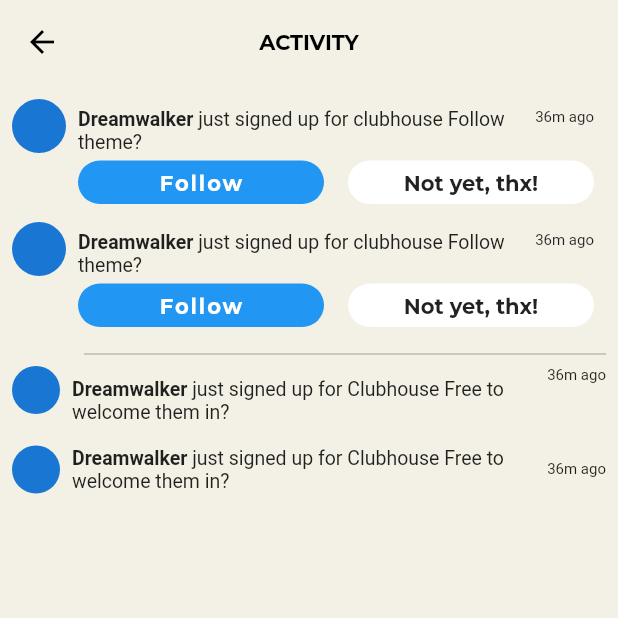
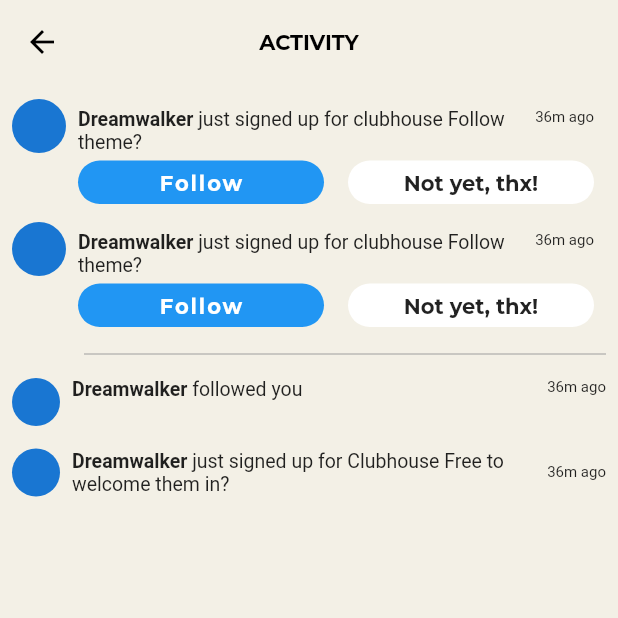
Before and after one commit to JAICHANGPARK/flutter_notebook_11th_story, a Flutter app: the NotificationPage screen opened directly, on a phone screen of 412 x 824 dp, the top half of it. Run offline on Flutter 3.47's test engine with Material 2 defaults, Android fonts, the phone set to English and light mode, and no system bars; our stand-ins replace backdrop, badges, flutter_inner_drawer, flutter_slidable, google_fonts.

Commit message:
Update notification_page.dart

```diff
--- a/lib/ep701_clubhouse/ui/notification_page.dart
+++ b/lib/ep701_clubhouse/ui/notification_page.dart
@@ -221,7 +221,9 @@ class _NotificationPageState extends State<NotificationPage> {
                   color: Colors.grey,
                   indent: 48,
                 ),
-                Row(
+                Padding(
+                  padding: const EdgeInsets.symmetric(vertical: 8),
+                  child: Row(
                     crossAxisAlignment: CrossAxisAlignment.start,
                     children: [
                       CircleAvatar(
@@ -229,7 +231,7 @@ class _NotificationPageState extends State<NotificationPage> {
                       ),
                       Expanded(
                         child: Padding(
-                        padding: const EdgeInsets.all(8.0),
+                          padding: const EdgeInsets.fromLTRB(8.0, 0, 8, 0),
                           child: Text.rich(TextSpan(
                               children: [
                                 TextSpan(
@@ -240,7 +242,7 @@ class _NotificationPageState extends State<NotificationPage> {
                                     )
                                 ),
                                 TextSpan(
-                                  text: " just signed up for Clubhouse Free to welcome them in?",
+                                    text: " followed you",
                                     style: TextStyle(
                                       fontSize: 13,
                                     )
@@ -256,6 +258,7 @@ class _NotificationPageState extends State<NotificationPage> {
                         ),),
                       )
                     ],
+                  ),
                 ),
                 Row(
                   children: [
```
Lines whose indentation alone changed are shown as unchanged.
